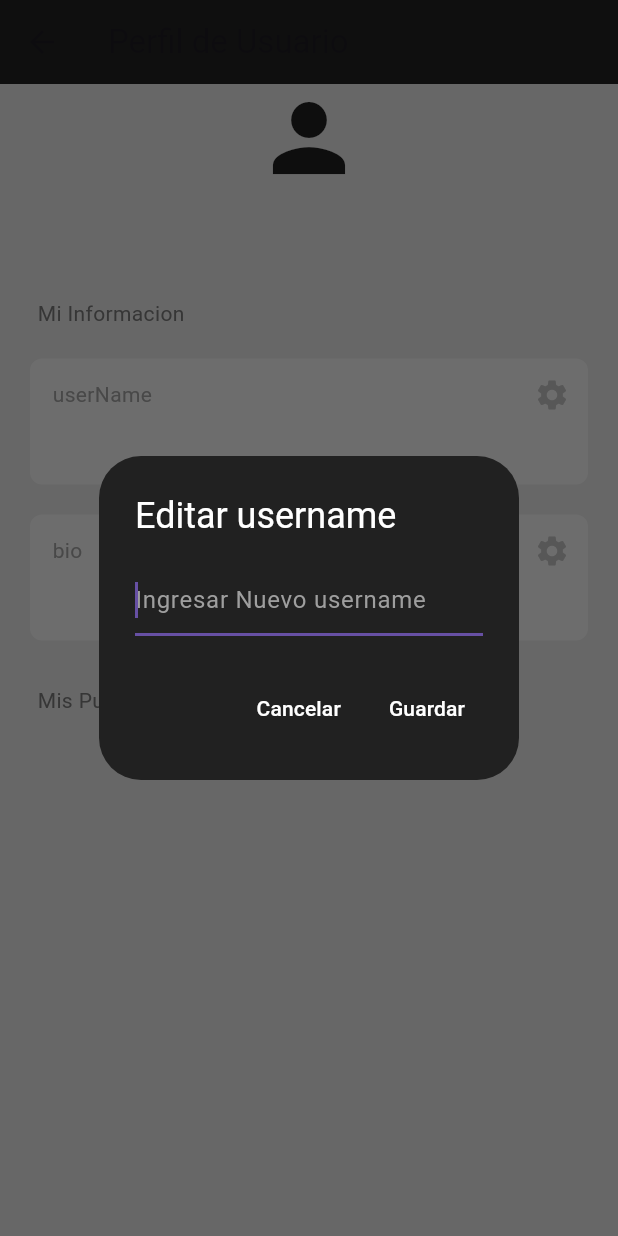
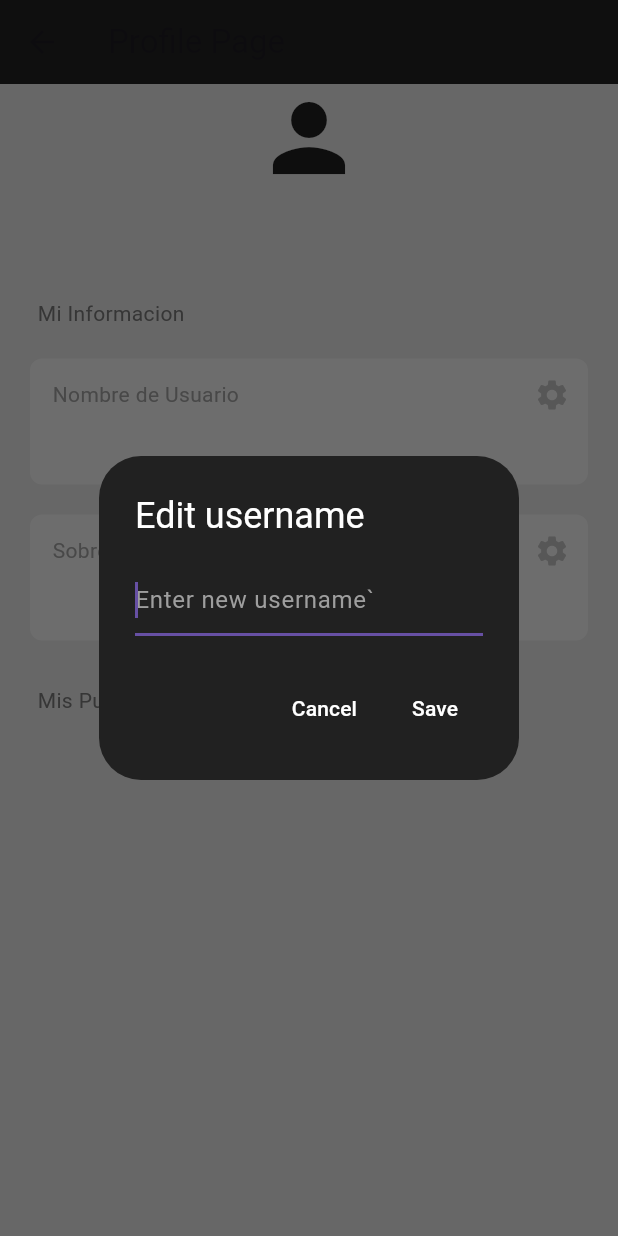
Before and after one commit to Lir-10/shine_socialnet, a Flutter app: the ProfilePage screen opened directly, after a tap on the "settings" icon, on a phone screen of 412 x 824 dp. Run offline on Flutter 3.47's test engine with Material 3 defaults, Android fonts, the phone set to English and light mode, and no system bars; our stand-ins replace cloud_firestore, firebase_auth, firebase_core, google_sign_in; accounts and stored records are empty.

Commit message:
Solucion Profile Page

```diff
--- a/lib/pages/profile_page.dart
+++ b/lib/pages/profile_page.dart
@@ -22,7 +22,7 @@ class ProfilePage extends StatelessWidget {
         builder: (context) => AlertDialog(
           backgroundColor: Colors.grey[900],
           title: Text(
-            'Editar $field',
+            'Edit $field',
             style: const TextStyle(color: Colors.white),
           ),
           content: TextField(
@@ -31,7 +31,7 @@ class ProfilePage extends StatelessWidget {
               color: Colors.white,
             ),
             decoration: InputDecoration(
-              hintText: 'Ingresar Nuevo $field',
+              hintText: 'Enter new $field`',
               hintStyle: const TextStyle(color: Colors.grey),
             ),
             onChanged: (value) {
@@ -43,13 +43,13 @@ class ProfilePage extends StatelessWidget {
             TextButton(
               onPressed: () => Navigator.pop(context),
               child:
-                  const Text('Cancelar', style: TextStyle(color: Colors.white)),
+                  const Text('Cancel', style: TextStyle(color: Colors.white)),
             ),
 
             //save button
             TextButton(
               onPressed: () => Navigator.of(context).pop(newValue),
-              child: const Text('Guardar', style: TextStyle(color: Colors.white)),
+              child: const Text('Save', style: TextStyle(color: Colors.white)),
             ),
           ],
         ),
@@ -65,7 +65,7 @@ class ProfilePage extends StatelessWidget {
     return Scaffold(
         backgroundColor: Colors.grey[300],
         appBar: AppBar(
-          title: const Text('Perfil de Usuario'),
+          title: const Text('Profile Page'),
           backgroundColor: Colors.grey[900],
         ),
         body: StreamBuilder<DocumentSnapshot>(
@@ -106,15 +106,15 @@ class ProfilePage extends StatelessWidget {
 
                   //username
                   MyTextBox(
-                    text: userData['Nombre de Usuario'],
-                    sectionName: 'userName',
+                    text: userData['username'],
+                    sectionName: 'Nombre de Usuario',
                     onPressed: () => editField('username'),
                   ),
 
                   //bio
                   MyTextBox(
-                    text: userData['Sobre Mi'],
-                    sectionName: 'bio',
+                    text: userData['bio'],
+                    sectionName: 'Sobre Mi',
                     onPressed: () => editField('bio'),
                   ),
                   const SizedBox(height: 30.0),
```
Also changed, not shown: 1 other file.
